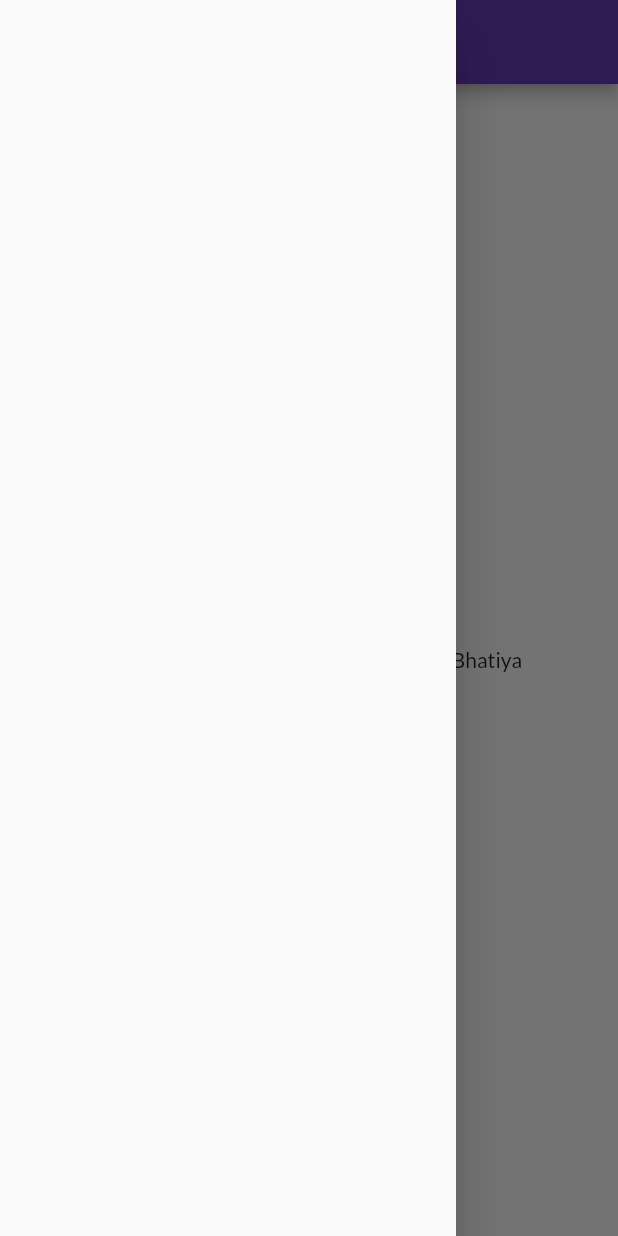
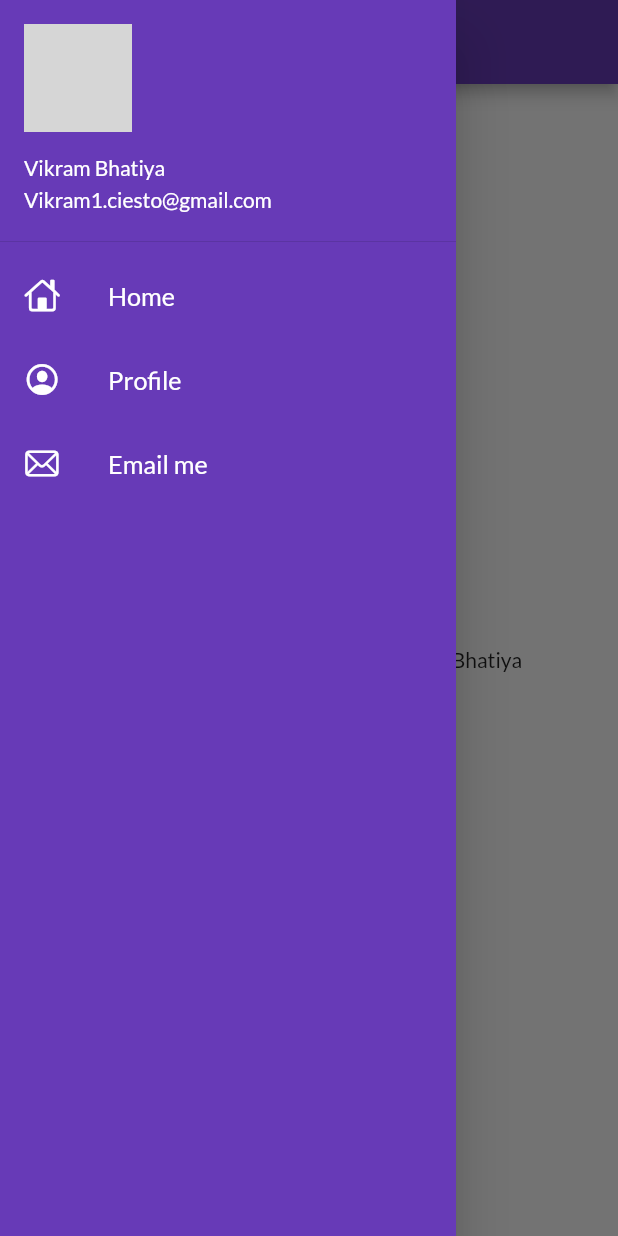
Before and after one commit to vickyahir/FlutterDemoApp, a Flutter app: the HomePage screen opened by its route, with the side drawer open, on a phone screen of 412 x 824 dp. Run offline on Flutter 3.47's test engine with Material 2 defaults, Android fonts, the phone set to English and light mode, and no system bars; our stand-ins replace google_fonts; network calls fail; grey boxes are pictures that could not be loaded.

Commit message:
day 8 completed

```diff
--- a/lib/pages/home_page.dart
+++ b/lib/pages/home_page.dart
@@ -1,3 +1,4 @@
+import 'package:first_demo_flutter/widget/drawer.dart';
 import 'package:flutter/material.dart';
 
 class HomePage extends StatelessWidget {
@@ -17,7 +18,7 @@ class HomePage extends StatelessWidget {
           child: Container(
         child: Text("Welcome to  $days  of Flutter by $name"),
       )),
-      drawer: Drawer(),
+      drawer: MyDrawer(),
     );
   }
 }
--- /dev/null
+++ b/lib/widget/drawer.dart
@@ -0,0 +1,70 @@
+import 'package:flutter/cupertino.dart';
+import 'package:flutter/material.dart';
+
+class MyDrawer extends StatelessWidget {
+  @override
+  Widget build(BuildContext context) {
+    final imageUrl =
+        "https://cdn2.iconfinder.com/data/icons/business-and-finance-related-hand-gestures/256/face_human_blank_user_avatar_mannequin_dummy-512.png";
+    return Drawer(
+      child: Container(
+        color: Colors.deepPurple,
+        child: ListView(
+          padding: EdgeInsets.zero,
+          children: [
+            DrawerHeader(
+              padding: EdgeInsets.zero,
+              child: UserAccountsDrawerHeader(
+                margin: EdgeInsets.zero,
+                accountName: Text("Vikram Bhatiya"),
+                accountEmail: Text("Vikram1.ciesto@gmail.com"),
+                currentAccountPicture: CircleAvatar(
+                  backgroundImage: NetworkImage(imageUrl),
+                ),
+              ),
+            ),
+            ListTile(
+              leading: Icon(
+                CupertinoIcons.home,
+                color: Colors.white,
+              ),
+              title: Text(
+                "Home",
+                textScaleFactor: 1.2,
+                style: TextStyle(
+                  color: Colors.white,
+                ),
+              ),
+            ),
+            ListTile(
+              leading: Icon(
+                CupertinoIcons.profile_circled,
+                color: Colors.white,
+              ),
+              title: Text(
+                "Profile",
+                textScaleFactor: 1.2,
+                style: TextStyle(
+                  color: Colors.white,
+                ),
+              ),
+            ),
+            ListTile(
+              leading: Icon(
+                CupertinoIcons.mail,
+                color: Colors.white,
+              ),
+              title: Text(
+                "Email me",
+                textScaleFactor: 1.2,
+                style: TextStyle(
+                  color: Colors.white,
+                ),
+              ),
+            )
+          ],
+        ),
+      ),
+    );
+  }
+}
```
Also changed, not shown: lib/pages/login_page.dart (+39 -32 lines).
